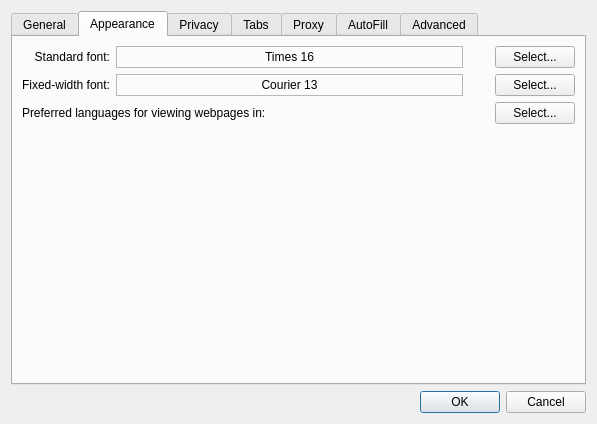
First picture: the form in src/settings.ui, repository EndorphinBrowser/browser, before the edit.
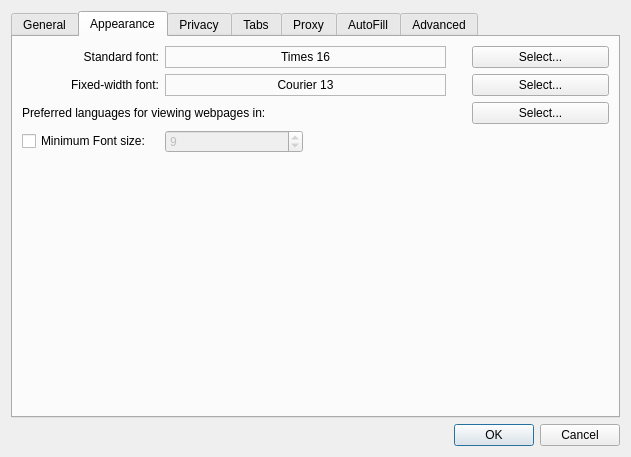
Second picture: the form after the edit. The open tabs and pages were chosen to show the change.

Commit message: Add a way to specify the minimumFontSize in the preference dialog. Issue: 594

Patch:
```diff
--- a/src/settings.ui
+++ b/src/settings.ui
@@ -6,8 +6,8 @@
    <rect>
     <x>0</x>
     <y>0</y>
-    <width>597</width>
-    <height>424</height>
+    <width>631</width>
+    <height>457</height>
    </rect>
   </property>
   <property name="windowTitle">
@@ -24,7 +24,7 @@
      </property>
     </widget>
    </item>
-   <item row="1" column="0">
+   <item row="0" column="0">
     <widget class="QTabWidget" name="tabWidget">
      <property name="currentIndex">
       <number>2</number>
@@ -233,7 +233,7 @@
          </property>
         </widget>
        </item>
-       <item row="0" column="1">
+       <item row="0" column="1" colspan="2">
         <widget class="QLabel" name="standardLabel">
          <property name="sizePolicy">
           <sizepolicy hsizetype="Expanding" vsizetype="Preferred">
@@ -252,7 +252,7 @@
          </property>
         </widget>
        </item>
-       <item row="0" column="3">
+       <item row="0" column="4">
         <widget class="QPushButton" name="standardFontButton">
          <property name="text">
           <string>Select...</string>
@@ -269,7 +269,7 @@
          </property>
         </widget>
        </item>
-       <item row="1" column="1">
+       <item row="1" column="1" colspan="2">
         <widget class="QLabel" name="fixedLabel">
          <property name="frameShape">
           <enum>QFrame::StyledPanel</enum>
@@ -282,7 +282,7 @@
          </property>
         </widget>
        </item>
-       <item row="1" column="3">
+       <item row="1" column="4">
         <widget class="QPushButton" name="fixedFontButton">
          <property name="text">
           <string>Select...</string>
@@ -296,14 +296,21 @@
          </property>
         </widget>
        </item>
-       <item row="2" column="3">
+       <item row="2" column="4">
         <widget class="QPushButton" name="languageButton">
          <property name="text">
           <string>Select...</string>
          </property>
         </widget>
        </item>
-       <item row="3" column="2">
+       <item row="3" column="0">
+        <widget class="QCheckBox" name="minimFontSizeCheckBox">
+         <property name="text">
+          <string>Minimum Font size:</string>
+         </property>
+        </widget>
+       </item>
+       <item row="4" column="3">
         <spacer name="verticalSpacer">
          <property name="orientation">
           <enum>Qt::Vertical</enum>
@@ -316,6 +323,19 @@
          </property>
         </spacer>
        </item>
+       <item row="3" column="1">
+        <widget class="QSpinBox" name="minimumFontSizeSpinBox">
+         <property name="enabled">
+          <bool>false</bool>
+         </property>
+         <property name="minimum">
+          <number>1</number>
+         </property>
+         <property name="value">
+          <number>9</number>
+         </property>
+        </widget>
+       </item>
       </layout>
      </widget>
      <widget class="QWidget" name="tab_2">
```
Left out of the diff: 43 changed lines with no effect on the pictures. The commit also changes 1 other file.
